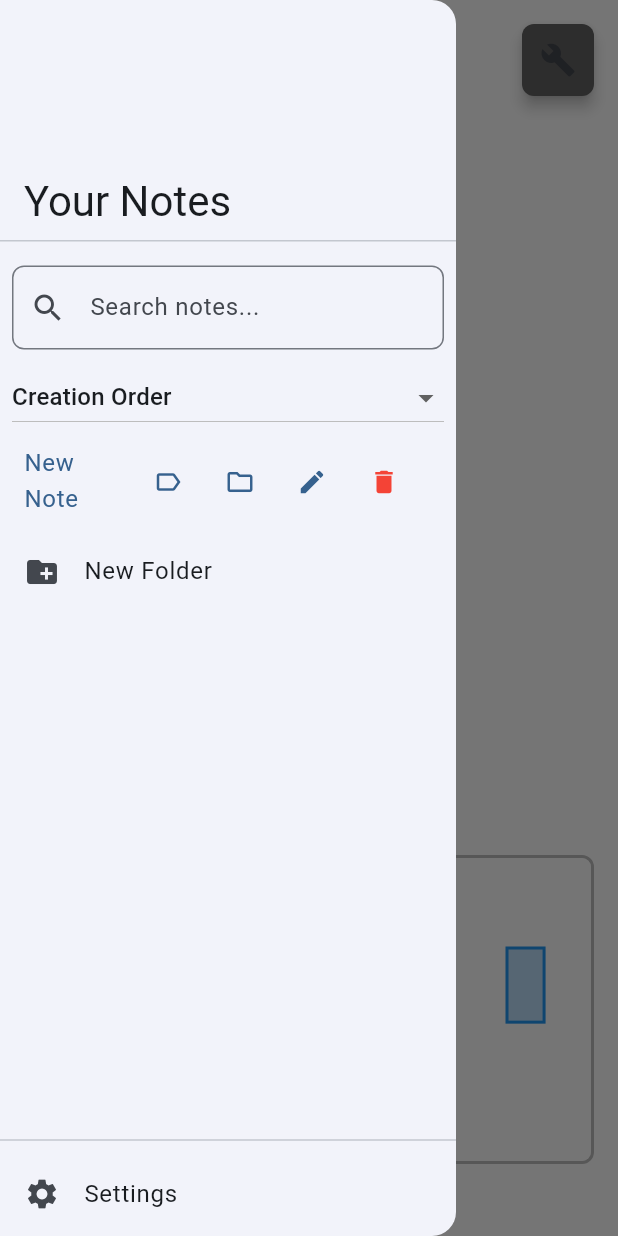
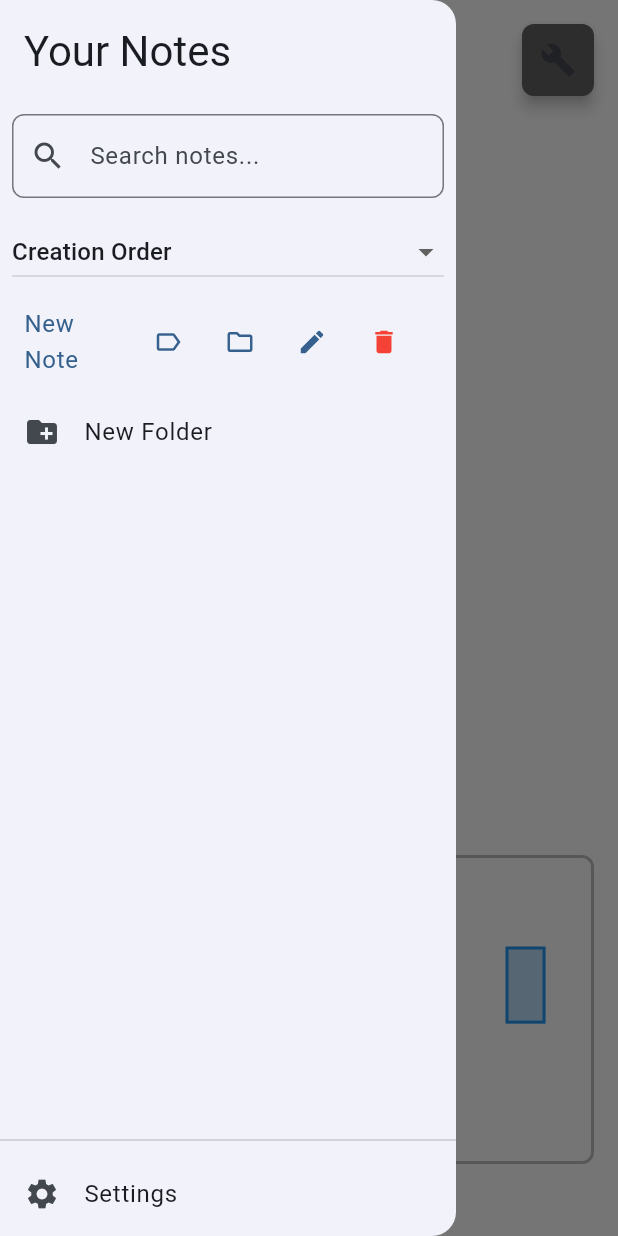
Before and after one commit to easton57/feather_notes, a Flutter app: the screen it shows after launch, with the side drawer open, on a phone screen of 412 x 824 dp. Run offline on Flutter 3.47's test engine with Material 3 defaults, Android fonts, the phone set to English and light mode, and no system bars; our stand-ins replace file_picker, flutter_colorpicker, google_sign_in, shared_preferences, sqflite, sqflite_common_ffi; missing offline and left inert: googleapis; accounts and stored records are empty.

Commit message:
Menu cleanup

```diff
--- a/lib/main.dart
+++ b/lib/main.dart
@@ -270,6 +270,7 @@ class _NotesHomePageState extends State<NotesHomePage> {
     }
 
     return ListView(
+      padding: EdgeInsets.zero,
       children: [
         // Notes without folders first
         if (notesByFolder.containsKey(null) && notesByFolder[null]!.isNotEmpty)
@@ -307,7 +308,7 @@ class _NotesHomePageState extends State<NotesHomePage> {
               });
             },
             // Prevent the tile from closing the drawer
-            tilePadding: EdgeInsets.zero,
+            tilePadding: const EdgeInsets.symmetric(horizontal: 16.0),
             childrenPadding: EdgeInsets.zero,
             trailing: Row(
               mainAxisSize: MainAxisSize.min,
@@ -354,16 +355,14 @@ class _NotesHomePageState extends State<NotesHomePage> {
           );
         }),
 
-        // Add folder button - use InkWell to prevent drawer from closing
-        InkWell(
+        // Add folder button
+        ListTile(
+          leading: const Icon(Icons.create_new_folder),
+          title: const Text('New Folder'),
           onTap: () {
             // Don't close drawer - show dialog instead
             _showCreateFolderDialog(context);
           },
-          child: const ListTile(
-            leading: Icon(Icons.create_new_folder),
-            title: Text('New Folder'),
-          ),
         ),
       ],
     );
@@ -1070,9 +1069,16 @@ class _NotesHomePageState extends State<NotesHomePage> {
       drawer: Drawer(
         child: Column(
           children: [
-            DrawerHeader(
+            // Header with safe area padding for Android status bar
+            Padding(
+              padding: EdgeInsets.fromLTRB(
+                16,
+                MediaQuery.of(context).padding.top + 16,
+                16,
+                16,
+              ),
               child: Align(
-                alignment: Alignment.bottomLeft,
+                alignment: Alignment.centerLeft,
                 child: Text(
                   'Your Notes',
                   style: Theme.of(context).textTheme.headlineMedium,
@@ -1113,7 +1119,7 @@ class _NotesHomePageState extends State<NotesHomePage> {
             ),
             // Sort dropdown
             Padding(
-              padding: const EdgeInsets.symmetric(horizontal: 8.0),
+              padding: const EdgeInsets.symmetric(horizontal: 8.0, vertical: 4.0),
               child: DropdownButton<String>(
                 value: _sortBy,
                 isExpanded: true,
@@ -1136,7 +1142,7 @@ class _NotesHomePageState extends State<NotesHomePage> {
             // Tags filter
             if (_availableTags.isNotEmpty)
               Padding(
-                padding: const EdgeInsets.all(8.0),
+                padding: const EdgeInsets.symmetric(horizontal: 8.0, vertical: 4.0),
                 child: Wrap(
                   spacing: 4,
                   runSpacing: 4,
```
